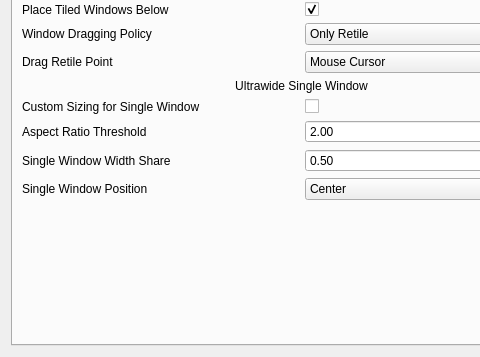
Above: res/config.ui from zeroxoneafour/polonium before the change; both pictures show x 0 to 480 and y 132 to 489 of the 603 by 489 pixel window. Below: the same form after it.
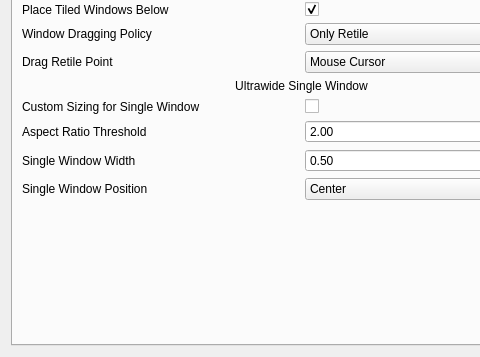
That is the form after the change. The open tabs and pages were chosen to show the change.

Commit message: style(ui): rename to Single Window Width and add hover tooltips

What changed in the file:
```diff
--- a/res/config.ui
+++ b/res/config.ui
@@ -866,7 +866,10 @@
           <item row="8" column="0">
            <widget class="QLabel" name="ultrawideWidthLabel">
             <property name="text">
-             <string>Single Window Width Share</string>
+             <string>Single Window Width</string>
+            </property>
+            <property name="toolTip">
+             <string>Width of a single window as a proportion of total screen width (e.g. 0.50 for 50%).</string>
             </property>
            </widget>
           </item>
```
Left out of the diff: 21 changed lines with no effect on the pictures.
